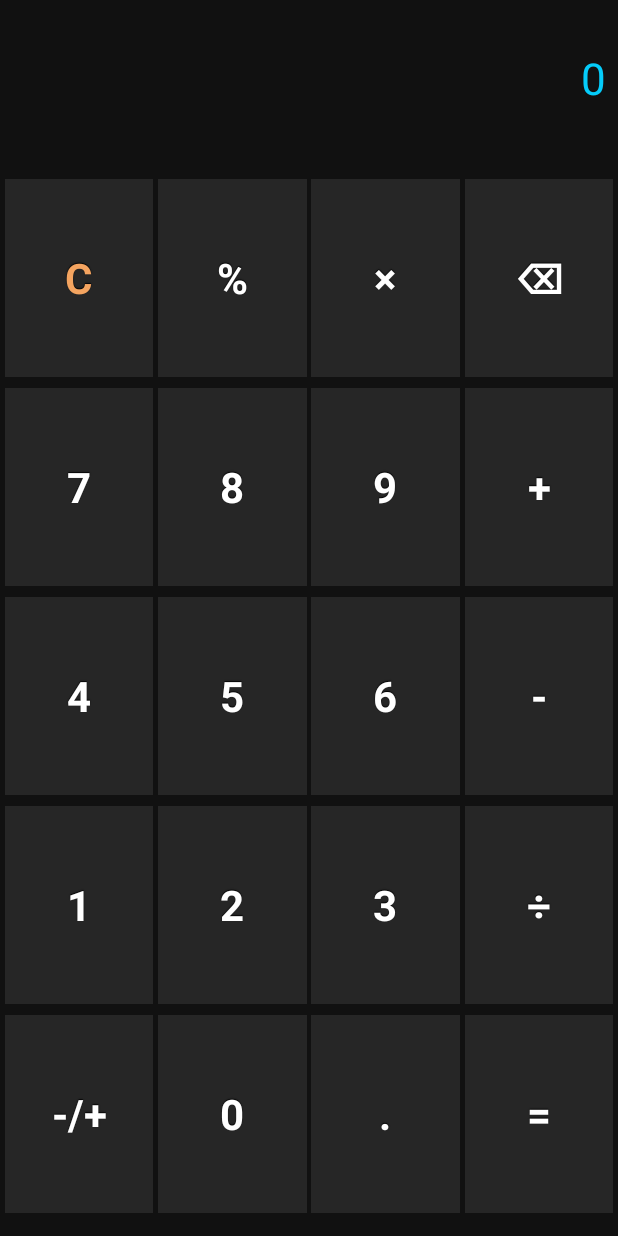
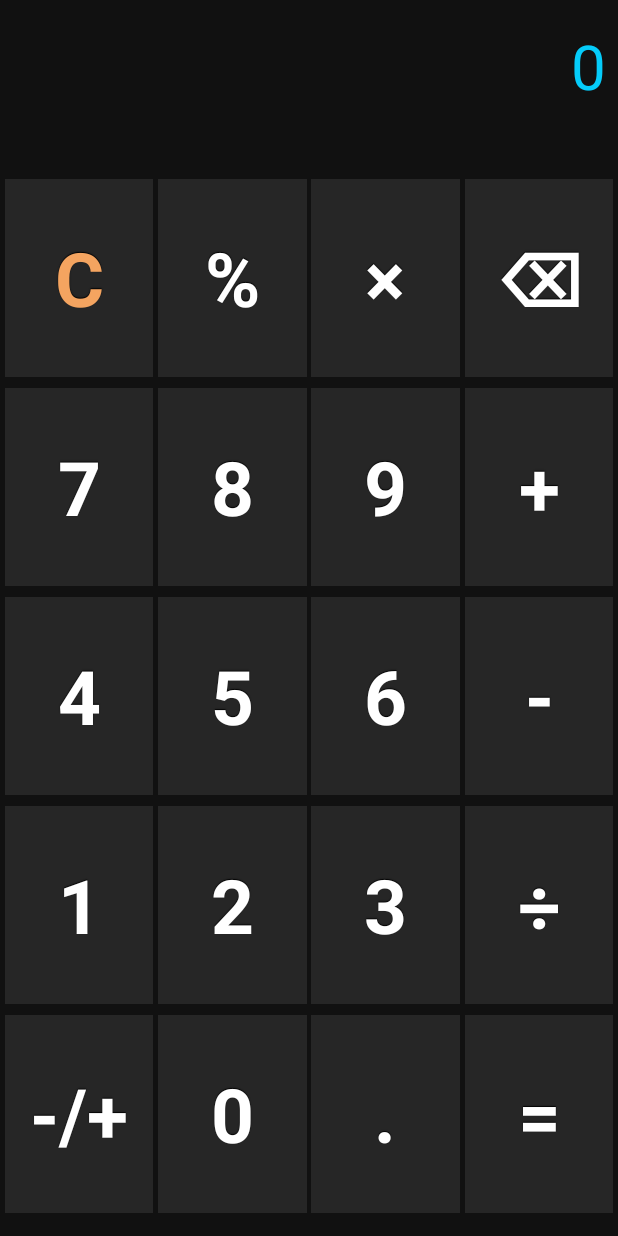
Before and after one commit to spike/Calculator, an Android app: the screen it shows after launch (MainActivity), on a phone screen of 412 x 824 dp. Run offline under Robolectric (Android 15) with nearby library versions, the phone set to English and light mode, and no system bars.

Commit message:
optimized the landscape and portrait layouts

```diff
--- a/app/src/main/res/layout/main_layout.xml
+++ b/app/src/main/res/layout/main_layout.xml
@@ -11,14 +11,14 @@
     <TextView
         android:id="@+id/calculator_screen"
         android:layout_width="0dp"
-        android:layout_height="40dp"
-        android:layout_marginTop="32dp"
+        android:layout_height="56dp"
+        android:layout_marginTop="16dp"
         android:background="@color/screenColorBackground"
         android:gravity="start|top"
         android:text="0"
         android:textAlignment="textEnd"
         android:textColor="@color/screenColorTextScreenDeepSkyBlue"
-        android:textSize="36sp"
+
         app:autoSizeTextType="uniform"
         app:layout_constraintEnd_toEndOf="parent"
         app:layout_constraintStart_toStartOf="parent"
@@ -33,9 +33,9 @@
         android:background="@color/screenColorBackground"
         android:gravity="start|top"
         android:text=" "
+        app:autoSizeTextType="uniform"
         android:textAlignment="textEnd"
         android:textColor="@color/screenColorTextScreenDeepSkyBlue"
-        android:textSize="24sp"
         app:layout_constraintEnd_toEndOf="parent"
         app:layout_constraintStart_toStartOf="parent"
         app:layout_constraintTop_toBottomOf="@+id/calculator_screen"
--- a/app/src/main/res/values-land/styles.xml
+++ b/app/src/main/res/values-land/styles.xml
@@ -2,6 +2,7 @@
 <resources>
     <style name="AppTheme" parent="Theme.AppCompat.Light.NoActionBar">
         <item name="android:windowBackground">@color/screenColorBackground</item>
+        <item name="android:textSize">50sp</item>
     </style>
     <style name="button" parent="@android:style/Widget.Button">
         <item name="android:textSize">28sp</item>
--- a/app/src/main/res/values/styles.xml
+++ b/app/src/main/res/values/styles.xml
@@ -1,9 +1,9 @@
 <resources>
     <style name="AppTheme" parent="Theme.AppCompat.Light.NoActionBar">
         <item name="android:windowBackground">@color/screenColorBackground</item>
+        <item name="android:textSize">50sp</item>
     </style>
     <style name="button" parent="@android:style/Widget.Button">
-        <item name="android:textSize">28sp</item>
         <item name="android:gravity">center_vertical|center_horizontal</item>
         <item name="android:textColor">#FFFFFFFF</item>
         <item name="android:shadowColor">#FF000000</item>
--- a/app/src/main/res/values/themes.xml
+++ b/app/src/main/res/values/themes.xml
@@ -1,6 +1,5 @@
 <resources>
     <style name="YourApplicationTheme" parent="@android:style/Theme.Holo.NoActionBar.Fullscreen">
         <item name="android:buttonStyle">@style/button</item>
-        <item name="android:windowBackground">@color/Black</item>
     </style>
 </resources>
```
